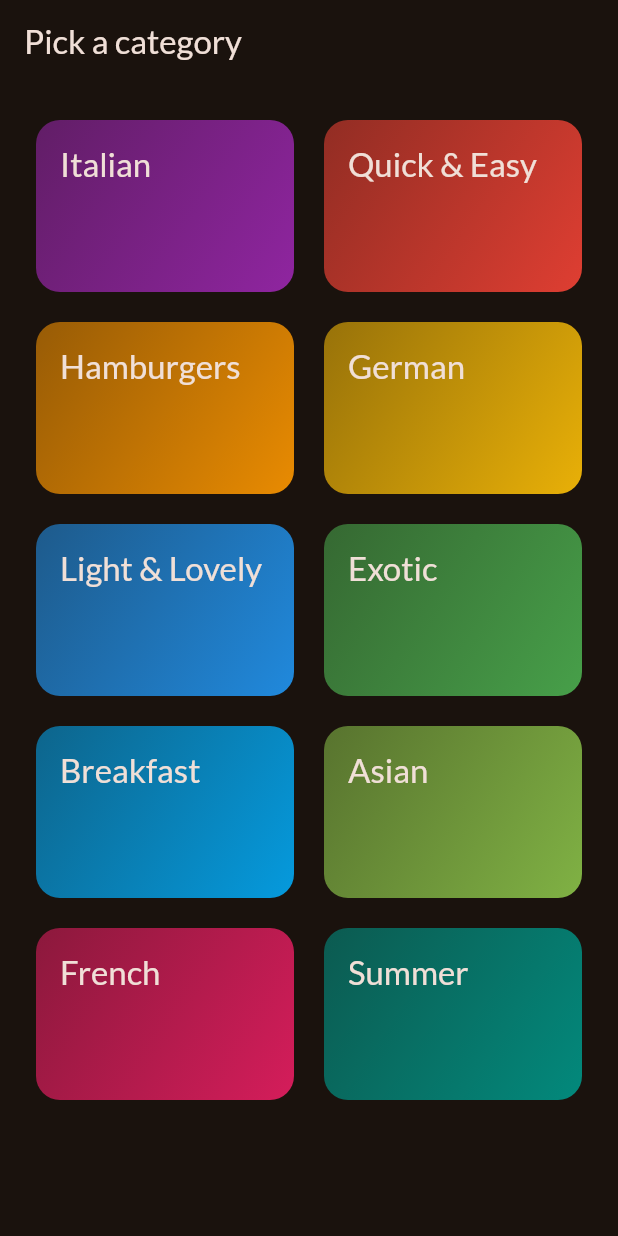
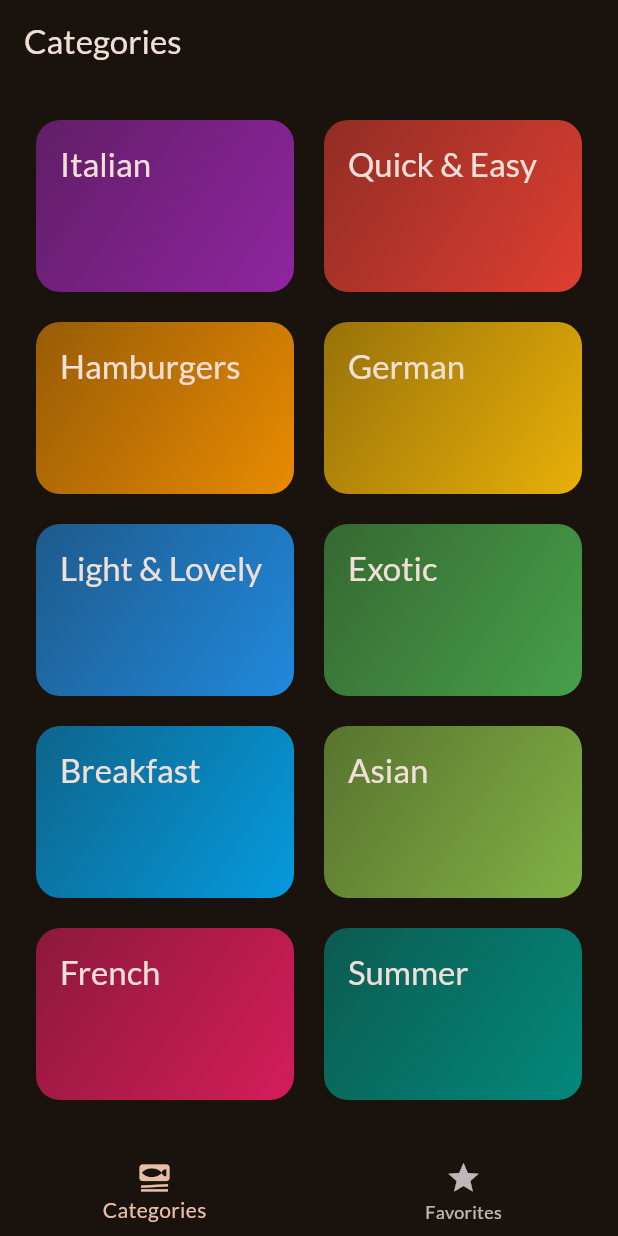
Before and after one commit to DenisBurimov/flutter_meals, a Flutter app: the screen it shows after launch, on a phone screen of 412 x 824 dp. Run offline on Flutter 3.47's test engine with Material 2 defaults, Android fonts, the phone set to English and light mode, and no system bars; our stand-ins replace google_fonts, transparent_image.

Commit message:
favorites

```diff
--- a/lib/main.dart
+++ b/lib/main.dart
@@ -2,6 +2,7 @@ import 'package:flutter/material.dart';
 import 'package:google_fonts/google_fonts.dart';
 import 'package:meals/data/dummy_data.dart';
 import 'package:meals/screens/categories.dart';
+import 'package:meals/screens/tabs.dart';
 
 final theme = ThemeData(
   useMaterial3: true,
@@ -23,7 +24,7 @@ class App extends StatelessWidget {
   Widget build(BuildContext context) {
     return MaterialApp(
       theme: theme,
-      home: const CategoriesScreen(),
+      home: const TabsScreen(),
     );
   }
 }
--- a/lib/screens/categories.dart
+++ b/lib/screens/categories.dart
@@ -22,11 +22,7 @@ class CategoriesScreen extends StatelessWidget {
 
   @override
   Widget build(BuildContext context) {
-    return Scaffold(
-      appBar: AppBar(
-        title: Text('Pick a category'),
-      ),
-      body: GridView(
+    return GridView(
       padding: const EdgeInsets.all(24),
       gridDelegate: const SliverGridDelegateWithFixedCrossAxisCount(
           crossAxisCount: 2,
@@ -41,7 +37,6 @@ class CategoriesScreen extends StatelessWidget {
             onSelectCategory: () => _selectCategory(context, category),
           ),
       ],
-      ),
     );
   }
 }
--- /dev/null
+++ b/lib/screens/tabs.dart
@@ -0,0 +1,49 @@
+import 'package:flutter/material.dart';
+import 'package:meals/screens/categories.dart';
+import 'package:meals/screens/meals.dart';
+
+class TabsScreen extends StatefulWidget {
+  const TabsScreen({super.key});
+
+  @override
+  State<TabsScreen> createState() {
+    return _TabsScreenState();
+  }
+}
+
+class _TabsScreenState extends State<TabsScreen> {
+  int _selectedPaageIndex = 0;
+
+  void _selectPage(int index) {
+    setState(() {
+      _selectedPaageIndex = index;
+    });
+  }
+
+  @override
+  Widget build(BuildContext context) {
+    Widget activePage = const CategoriesScreen();
+    var activePageTitle = 'Categories';
+
+    if (_selectedPaageIndex == 1) {
+      activePage = const MealsScreen(meals: []);
+      activePageTitle = 'Favorites';
+    }
+
+    return Scaffold(
+      appBar: AppBar(
+        title: Text(activePageTitle),
+      ),
+      body: activePage,
+      bottomNavigationBar: BottomNavigationBar(
+        onTap: _selectPage,
+        currentIndex: _selectedPaageIndex,
+        items: const [
+          BottomNavigationBarItem(
+              icon: Icon(Icons.set_meal), label: 'Categories'),
+          BottomNavigationBarItem(icon: Icon(Icons.star), label: 'Favorites'),
+        ],
+      ),
+    );
+  }
+}
```
Also changed, not shown: lib/screens/meals.dart (+8 -4 lines). Lines whose indentation alone changed are shown as unchanged.
